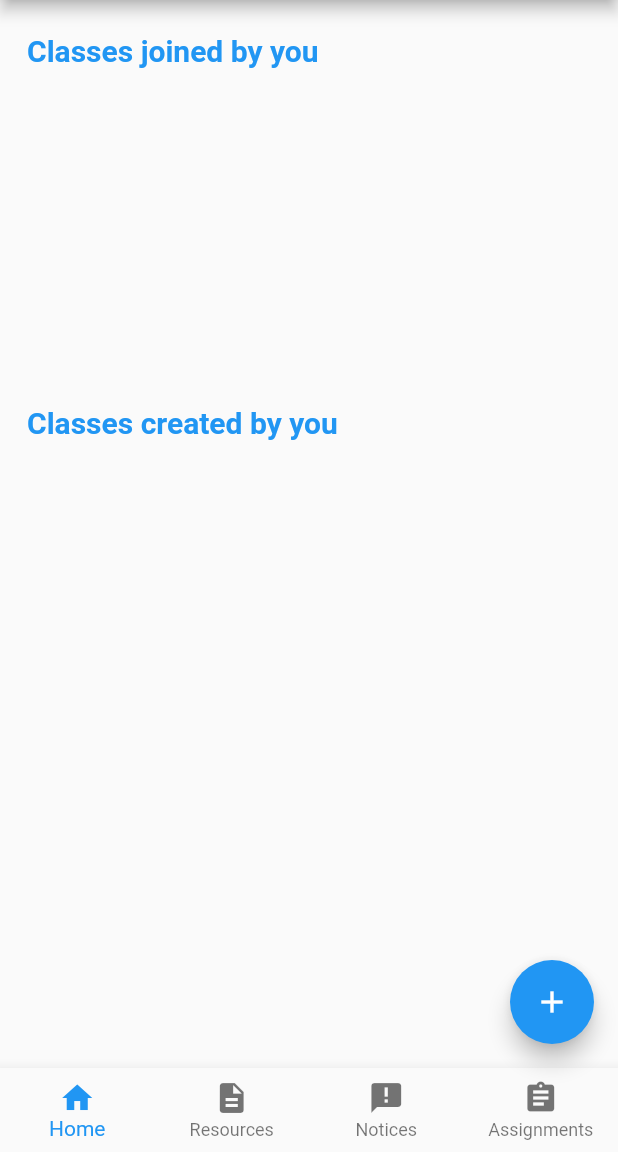
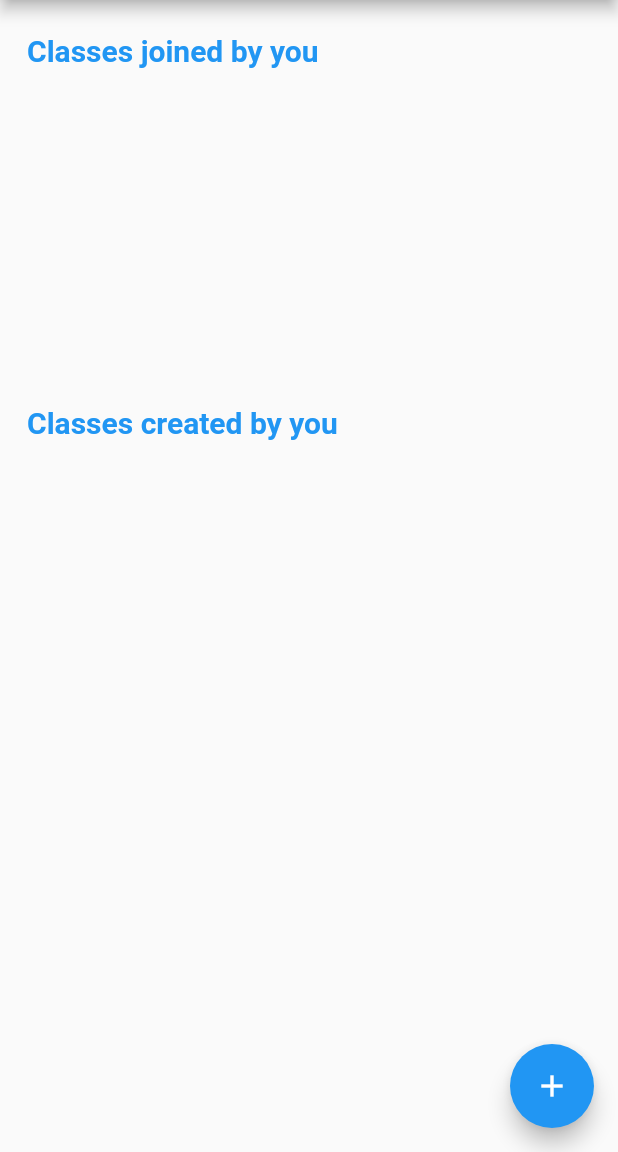
Before and after one commit to UniCollab1/UniCollab, a Flutter app: the HomePage screen opened by its route, in the side drawer, after a tap on the "add" icon, on a phone screen of 412 x 824 dp, the part 84-1236 px from its top. Run offline on Flutter 3.47's test engine with Material 2 defaults, Android fonts, the light colour scheme and no system bars; our stand-ins replace cloud_firestore, file_picker, firebase_auth, firebase_core, firebase_storage, flutter_datetime_picker and 3 more; accounts and stored records are empty; network calls fail.

Commit message:
Navigation Bar is added to Teacher and Student home. Navigation Bar is removed from main Homepage. Home tile is added to Drawer for easier navigation.

```diff
--- a/lib/Drawer.dart
+++ b/lib/Drawer.dart
@@ -22,7 +22,7 @@ class _DrawerMainState extends State<DrawerMain> {
     getImage();
   }
 
-  Future<void> _signOut() async {
+  Future<void> signOut() async {
     await auth.signOut();
   }
 
@@ -70,6 +70,17 @@ class _DrawerMainState extends State<DrawerMain> {
           ),
           ListTile(
             leading: Icon(
+              Icons.home,
+            ),
+            title: Text(
+              'Home',
+            ),
+            onTap: () {
+              Navigator.popUntil(context, ModalRoute.withName("homepage"));
+            },
+          ),
+          ListTile(
+            leading: Icon(
               Icons.account_circle,
             ),
             title: Text(
@@ -108,7 +119,7 @@ class _DrawerMainState extends State<DrawerMain> {
               'Logout',
             ),
             onTap: () {
-              _signOut();
+              signOut();
               Navigator.popUntil(context, ModalRoute.withName("login"));
             },
           ),
--- a/lib/home.dart
+++ b/lib/home.dart
@@ -5,10 +5,8 @@ import 'package:firebase_storage/firebase_storage.dart';
 import 'package:flutter/material.dart';
 import 'package:path_provider/path_provider.dart';
 import 'package:unicollab/Drawer.dart';
-import 'assignments.dart';
-import 'notices.dart';
+
 import 'recents.dart';
-import 'resources.dart';
 
 class HomePage extends StatefulWidget {
   @override
@@ -19,6 +17,7 @@ class _HomePageState extends State<HomePage> {
   FirebaseAuth auth = FirebaseAuth.instance;
   FirebaseStorage storage = FirebaseStorage.instance;
 
+  @override
   void initState() {
     super.initState();
     getImage();
@@ -35,7 +34,7 @@ class _HomePageState extends State<HomePage> {
           .ref('images/' + auth.currentUser.email)
           .writeToFile(downloadToFile);
     } catch (e) {
-      print("notfound");
+      print("not found");
       await storage
           .ref(
               "https://firebasestorage.googleapis.com/v0/b/collab-627c8.appspot.com/o/images%2Fdownload.jpg?alt=media&token=a4f8c09d-af58-45f2-a34c-5c05eb007334")
@@ -43,28 +42,11 @@ class _HomePageState extends State<HomePage> {
     }
   }
 
-  int _currentIndex = 0;
-  final List<Widget> _children = [
-    Recent(),
-    Resource(),
-    Notice(),
-    Assignment(),
-  ];
-  final List<Widget> _floatchildren = [
-    RecentFloat(),
-    Resource(),
-    Notice(),
-    Assignment(),
-  ];
   @override
   Widget build(BuildContext context) {
     return Scaffold(
       drawer: DrawerMain(),
       appBar: AppBar(
-        /*leading: IconButton(
-          icon: Icon(Icons.menu),
-          onPressed: () {},
-        ),*/
         title: Text(
           'UniCollab',
         ),
@@ -75,34 +57,8 @@ class _HomePageState extends State<HomePage> {
           ),
         ],
       ),
-      floatingActionButton: _floatchildren[_currentIndex],
-      floatingActionButtonLocation: FloatingActionButtonLocation.endFloat,
-      bottomNavigationBar: BottomNavigationBar(
-        type: BottomNavigationBarType.fixed,
-        currentIndex: _currentIndex,
-        onTap: (value) {
-          setState(() => _currentIndex = value);
-        },
-        items: [
-          BottomNavigationBarItem(
-            label: 'Home',
-            icon: Icon(Icons.home),
-          ),
-          BottomNavigationBarItem(
-            label: 'Resources',
-            icon: Icon(Icons.description),
-          ),
-          BottomNavigationBarItem(
-            label: 'Notices',
-            icon: Icon(Icons.announcement),
-          ),
-          BottomNavigationBarItem(
-            label: 'Assignments',
-            icon: Icon(Icons.assignment),
-          ),
-        ],
-      ),
-      body: _children[_currentIndex],
+      floatingActionButton: RecentFloat(),
+      body: Recent(),
     );
   }
 }
```
Also changed, not shown: lib/studentSubject.dart (+61 -2 lines), lib/teacherSubject.dart (+132 -57 lines), pubspec.lock.
